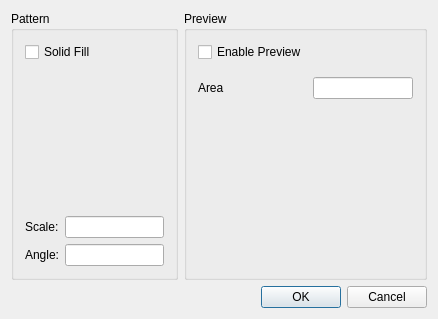
Before: the Qt Designer form librecad/src/ui/forms/qg_dlghatch.ui in LibreCAD/LibreCAD, drawn with Qt 5.
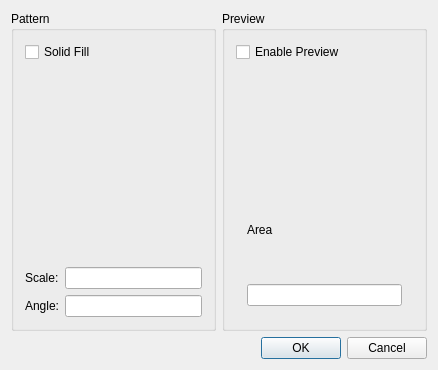
After: the same form once the commit is applied. Custom widgets are drawn as their Qt base class.

Commit message: Issue #1701: dlg hatch cleanup

What changed in the file:
```diff
--- a/librecad/src/ui/forms/qg_dlghatch.ui
+++ b/librecad/src/ui/forms/qg_dlghatch.ui
@@ -7,7 +7,7 @@
     <x>0</x>
     <y>0</y>
     <width>438</width>
-    <height>319</height>
+    <height>370</height>
    </rect>
   </property>
   <property name="windowTitle">
@@ -66,36 +66,35 @@
        <property name="title">
         <string>Preview</string>
        </property>
-       <layout class="QFormLayout" name="formLayout">
-        <item row="0" column="0">
+       <layout class="QVBoxLayout" name="verticalLayout">
+        <item>
          <widget class="QCheckBox" name="cbEnablePreview">
           <property name="text">
            <string>Enable Preview</string>
           </property>
          </widget>
         </item>
-        <item row="6" column="0">
+        <item>
+         <widget class="QWidget" name="widget" native="true">
+          <layout class="QVBoxLayout" name="verticalLayout_2">
+           <item>
          <widget class="QG_GraphicView" name="gvPreview" native="true"/>
         </item>
-        <item row="4" column="0">
+           <item>
          <widget class="QLabel" name="lArea">
           <property name="text">
            <string>Area</string>
           </property>
          </widget>
         </item>
-        <item row="3" column="0">
-         <widget class="Line" name="line">
-          <property name="orientation">
-           <enum>Qt::Horizontal</enum>
-          </property>
-         </widget>
-        </item>
-        <item row="4" column="1">
+           <item>
          <widget class="QLineEdit" name="leHatchArea">
           <property name="readOnly">
            <bool>true</bool>
           </property>
+            </widget>
+           </item>
+          </layout>
          </widget>
         </item>
        </layout>
```
Lines whose indentation alone changed are shown as unchanged.
